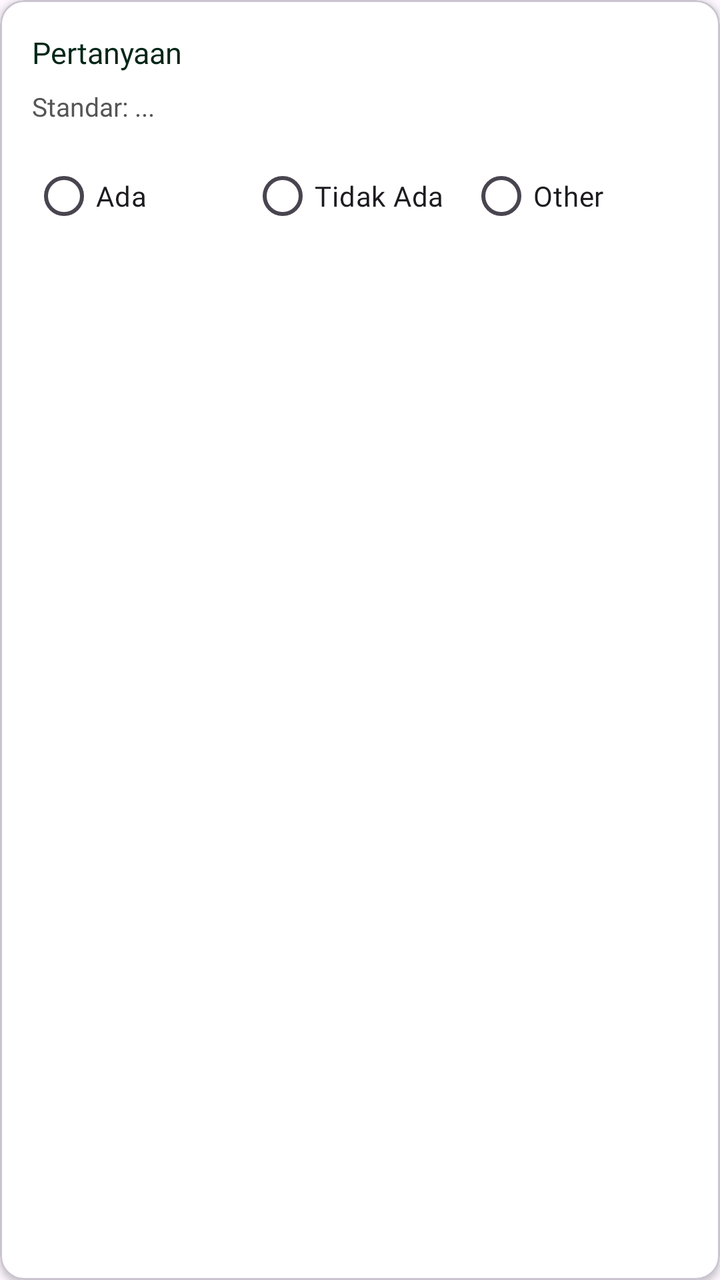
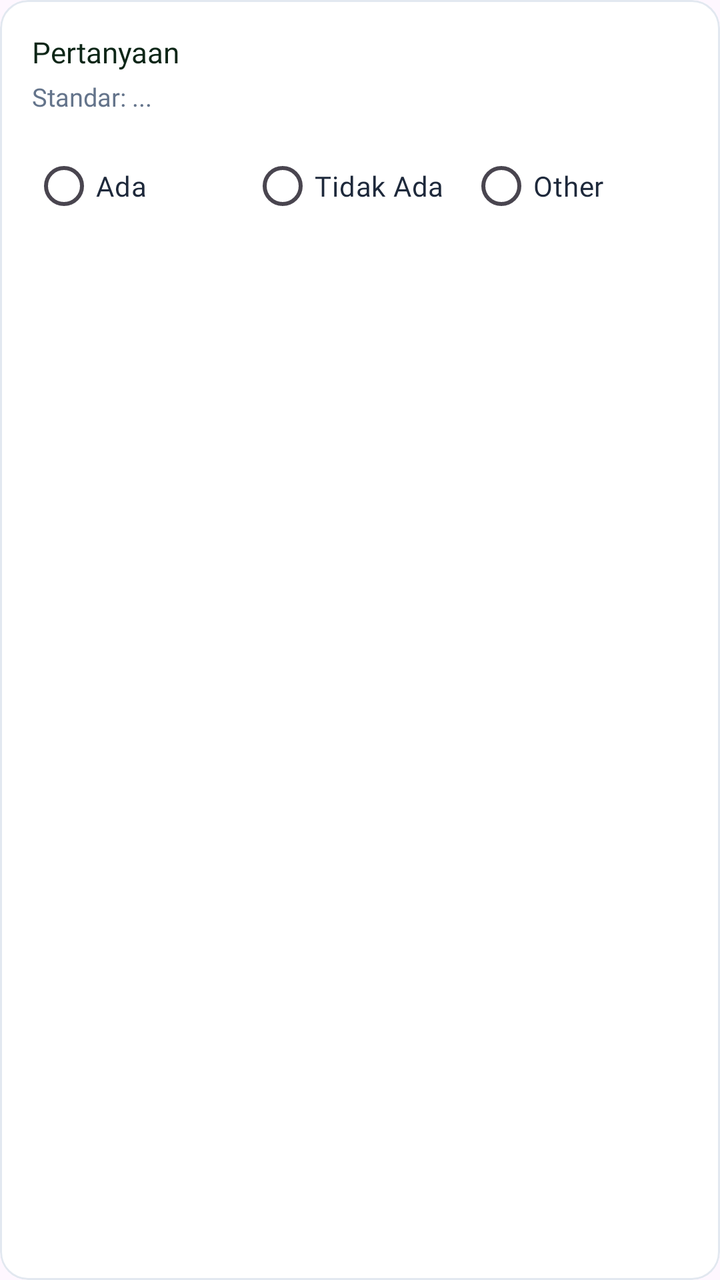

Before-and-after screenshots of an Android layout around one commit, followed by the original layout XML and the change that was made.
<!-- AndroidManifest.xml: application theme Theme.Notasawit -->
<!-- res/layout/item_kunjungan_question.xml -->
<?xml version="1.0" encoding="utf-8"?>
<com.google.android.material.card.MaterialCardView
    xmlns:android="http://schemas.android.com/apk/res/android"
    xmlns:app="http://schemas.android.com/apk/res-auto"
    android:layout_width="match_parent"
    android:layout_height="wrap_content"
    android:layout_marginBottom="16dp"
    app:cardCornerRadius="12dp"
    app:cardElevation="2dp">

    <LinearLayout
        android:layout_width="match_parent"
        android:layout_height="wrap_content"
        android:padding="16dp"
        android:background="#FFFFFF"
        android:orientation="vertical">

        <TextView
            android:id="@+id/tvQuestion"
            android:layout_width="match_parent"
            android:layout_height="wrap_content"
            android:text="Pertanyaan"
            android:textColor="#002617"
            android:textSize="15sp"
            android:layout_marginBottom="8dp"
            android:fontFamily="@font/poppins_semibold" />
            
        <TextView
            android:id="@+id/tvStandard"
            android:layout_width="match_parent"
            android:layout_height="wrap_content"
            android:text="Standar: ..."
            android:textColor="#555555"
            android:textSize="13sp"
            android:layout_marginBottom="12dp"
            android:fontFamily="@font/poppins_medium" />

        
        <LinearLayout
            android:id="@+id/layoutRadioAnswer"
            android:layout_width="match_parent"
            android:layout_height="wrap_content"
            android:orientation="vertical">

            <RadioGroup
                android:id="@+id/rgAnswer"
                android:layout_width="match_parent"
                android:layout_height="wrap_content"
                android:orientation="horizontal">

                <RadioButton
                    android:id="@+id/rbAda"
                    android:layout_width="0dp"
                    android:layout_height="wrap_content"
                    android:layout_weight="1"
                    android:text="Ada"
                    android:textSize="14sp"
                    android:fontFamily="@font/poppins_medium"/>

                <RadioButton
                    android:id="@+id/rbTidakAda"
                    android:layout_width="0dp"
                    android:layout_height="wrap_content"
                    android:layout_weight="1"
                    android:text="Tidak Ada"
                    android:textSize="14sp"
                    android:fontFamily="@font/poppins_medium"/>

                <RadioButton
                    android:id="@+id/rbOther"
                    android:layout_width="0dp"
                    android:layout_height="wrap_content"
                    android:layout_weight="1"
                    android:text="Other"
                    android:textSize="14sp"
                    android:fontFamily="@font/poppins_medium"/>

            </RadioGroup>

            <EditText
                android:id="@+id/etOtherText"
                android:layout_width="match_parent"
                android:layout_height="48dp"
                android:layout_marginTop="8dp"
                android:background="@drawable/bg_input_soft"
                android:paddingHorizontal="12dp"
                android:hint="Tuliskan keterangan..."
                android:visibility="gone"
                android:textColor="#1A202C"
                android:textColorHint="#A0AEC0"
                android:textSize="14sp"
                android:fontFamily="@font/poppins_regular"/>

        </LinearLayout>

        
        <LinearLayout
            android:id="@+id/layoutEssayAnswer"
            android:layout_width="match_parent"
            android:layout_height="wrap_content"
            android:orientation="vertical"
            android:visibility="gone">

            <EditText
                android:id="@+id/etEssayText"
                android:layout_width="match_parent"
                android:layout_height="wrap_content"
                android:minHeight="50dp"
                android:background="@drawable/bg_input_soft"
                android:padding="12dp"
                android:hint="Tuliskan jawaban..."
                android:inputType="textMultiLine"
                android:minLines="2"
                android:textColor="#1A202C"
                android:textColorHint="#A0AEC0"
                android:textSize="14sp"
                android:fontFamily="@font/poppins_regular"/>

        </LinearLayout>

    </LinearLayout>

</com.google.android.material.card.MaterialCardView>
<!-- resources referenced by this layout -->
<resources>
  <!-- drawable bg_input_soft (drawable) -->
  <?xml version="1.0" encoding="utf-8"?>
  <shape xmlns:android="http://schemas.android.com/apk/res/android">
      <solid android:color="#F8FAFC" />
      <stroke
          android:width="1dp"
          android:color="#E2E8F0" />
      <corners android:radius="12dp" />
  </shape>
  <style name="Theme.Notasawit" parent="Base.Theme.Notasawit" />
  <style name="Base.Theme.Notasawit" parent="Theme.Material3.Light.NoActionBar">
          
          <item name="colorPrimary">@color/primary</item>
          <item name="colorSecondary">@color/secondary</item>
          <item name="colorTertiary">@color/tertiary</item>
          <item name="android:statusBarColor">@color/white</item>
          <item name="android:windowLightStatusBar">true</item>
          
          <item name="elevationOverlayEnabled">false</item>
          <item name="colorSurface">@color/white</item>
          
          <item name="colorControlNormal">@color/tertiary</item>
          <item name="colorControlActivated">@color/primary</item>
      </style>
  <color name="primary">#1B4D2E</color>
  <color name="secondary">#D4AF37</color>
  <color name="tertiary">#002617</color>
  <color name="white">#FFFFFFFF</color>
</resources>

<!-- the commit's change to res/layout/item_kunjungan_question.xml (unified diff, before → after) -->
@@ -4,15 +4,17 @@
     xmlns:app="http://schemas.android.com/apk/res-auto"
     android:layout_width="match_parent"
     android:layout_height="wrap_content"
-    android:layout_marginBottom="16dp"
-    app:cardCornerRadius="12dp"
-    app:cardElevation="2dp">
+    android:layout_marginBottom="14dp"
+    app:cardCornerRadius="14dp"
+    app:cardElevation="0dp"
+    app:strokeWidth="1dp"
+    app:strokeColor="#E2E8F0"
+    app:cardBackgroundColor="#FFFFFF">
 
     <LinearLayout
         android:layout_width="match_parent"
         android:layout_height="wrap_content"
         android:padding="16dp"
-        android:background="#FFFFFF"
         android:orientation="vertical">
 
         <TextView
@@ -20,20 +22,20 @@
             android:layout_width="match_parent"
             android:layout_height="wrap_content"
             android:text="Pertanyaan"
-            android:textColor="#002617"
-            android:textSize="15sp"
-            android:layout_marginBottom="8dp"
-            android:fontFamily="@font/poppins_semibold" />
+            android:textColor="#0D2617"
+            android:textSize="14.5sp"
+            android:fontFamily="@font/poppins_semibold"
+            android:layout_marginBottom="4dp" />
             
         <TextView
             android:id="@+id/tvStandard"
             android:layout_width="match_parent"
             android:layout_height="wrap_content"
             android:text="Standar: ..."
-            android:textColor="#555555"
-            android:textSize="13sp"
-            android:layout_marginBottom="12dp"
-            android:fontFamily="@font/poppins_medium" />
+            android:textColor="#64748B"
+            android:textSize="12.5sp"
+            android:fontFamily="@font/poppins_medium"
+            android:layout_marginBottom="12dp" />
 
         
         <LinearLayout
@@ -55,6 +57,7 @@
                     android:layout_weight="1"
                     android:text="Ada"
                     android:textSize="14sp"
+                    android:textColor="#1E293B"
                     android:fontFamily="@font/poppins_medium"/>
 
                 <RadioButton
@@ -64,6 +67,7 @@
                     android:layout_weight="1"
                     android:text="Tidak Ada"
                     android:textSize="14sp"
+                    android:textColor="#1E293B"
                     android:fontFamily="@font/poppins_medium"/>
 
                 <RadioButton
@@ -73,6 +77,7 @@
                     android:layout_weight="1"
                     android:text="Other"
                     android:textSize="14sp"
+                    android:textColor="#1E293B"
                     android:fontFamily="@font/poppins_medium"/>
 
             </RadioGroup>
@@ -83,12 +88,12 @@
                 android:layout_height="48dp"
                 android:layout_marginTop="8dp"
                 android:background="@drawable/bg_input_soft"
-                android:paddingHorizontal="12dp"
+                android:paddingHorizontal="14dp"
                 android:hint="Tuliskan keterangan..."
                 android:visibility="gone"
-                android:textColor="#1A202C"
-                android:textColorHint="#A0AEC0"
-                android:textSize="14sp"
+                android:textColor="#1E293B"
+                android:textColorHint="#94A3B8"
+                android:textSize="13.5sp"
                 android:fontFamily="@font/poppins_regular"/>
 
         </LinearLayout>
@@ -104,16 +109,14 @@
             <EditText
                 android:id="@+id/etEssayText"
                 android:layout_width="match_parent"
-                android:layout_height="wrap_content"
-                android:minHeight="50dp"
+                android:layout_height="90dp"
+                android:gravity="top|start"
                 android:background="@drawable/bg_input_soft"
                 android:padding="12dp"
-                android:hint="Tuliskan jawaban..."
-                android:inputType="textMultiLine"
-                android:minLines="2"
-                android:textColor="#1A202C"
-                android:textColorHint="#A0AEC0"
-                android:textSize="14sp"
+                android:hint="Tuliskan jawaban lengkap..."
+                android:textColor="#1E293B"
+                android:textColorHint="#94A3B8"
+                android:textSize="13.5sp"
                 android:fontFamily="@font/poppins_regular"/>
 
         </LinearLayout>
